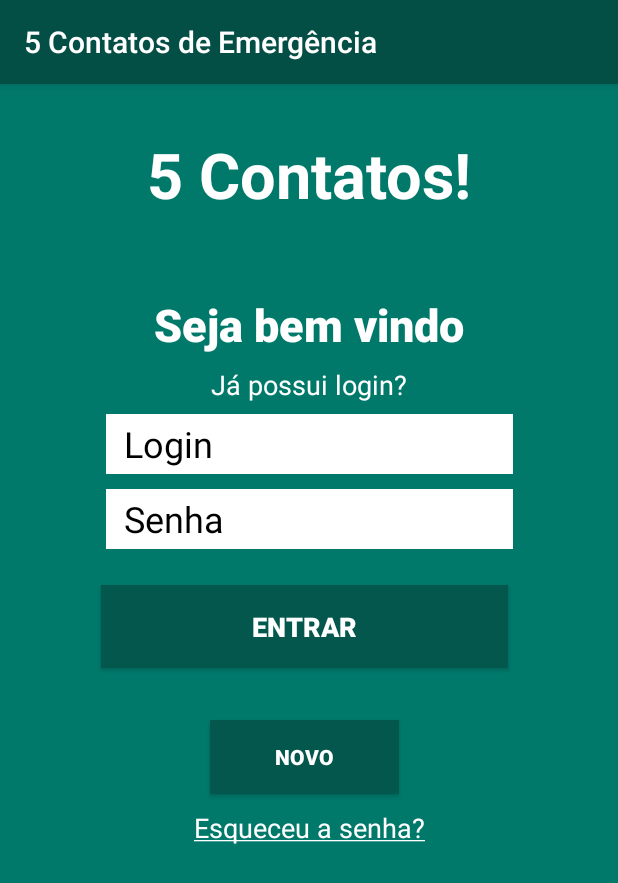
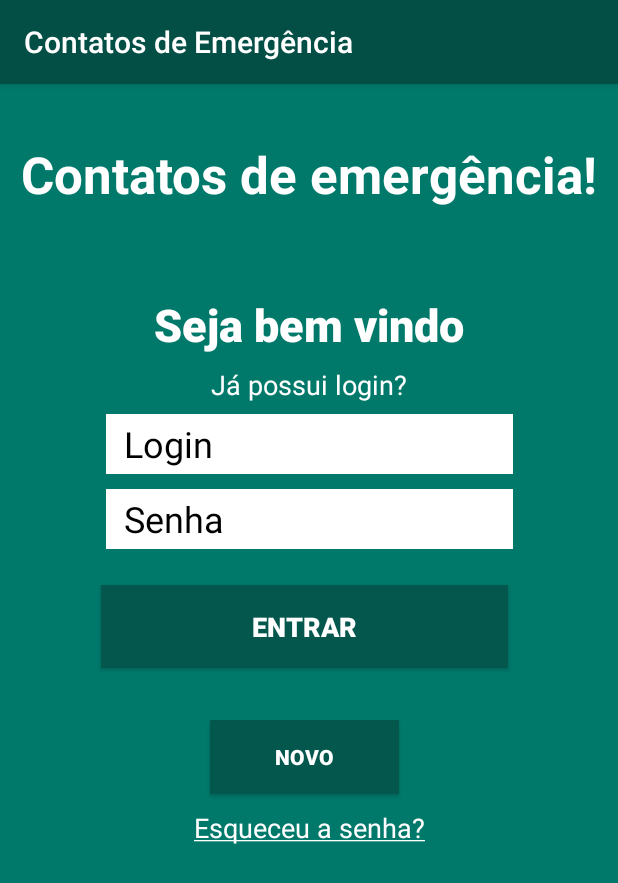
Before and after one commit to GomesEXE/Atividade-5-contatos, an Android app: the screen it shows after launch (ChecagemLogin_Activity), on a phone screen of 412 x 824 dp. Shown: the top 883 px of the screen. Run offline under Robolectric (Android 15) with nearby library versions, the phone set to English and light mode, and no system bars.

Commit message:
update ajuste

```diff
--- a/app/src/main/res/layout/activity_checagem_login.xml
+++ b/app/src/main/res/layout/activity_checagem_login.xml
@@ -12,9 +12,9 @@
         android:id="@+id/appTitle"
         android:layout_width="wrap_content"
         android:layout_height="wrap_content"
-        android:text="5 Contatos!"
+        android:text="Contatos de emergência!"
         android:textColor="#FFFFFF"
-        android:textSize="42sp"
+        android:textSize="34sp"
         android:textStyle="bold"
         app:layout_constraintBottom_toTopOf="@+id/constraintLayout3"
         app:layout_constraintEnd_toEndOf="parent"
--- a/app/src/main/res/values/strings.xml
+++ b/app/src/main/res/values/strings.xml
@@ -1,3 +1,3 @@
 <resources>
-    <string name="app_name">5 Contatos de Emergência</string>
+    <string name="app_name">Contatos de Emergência</string>
 </resources>
```
